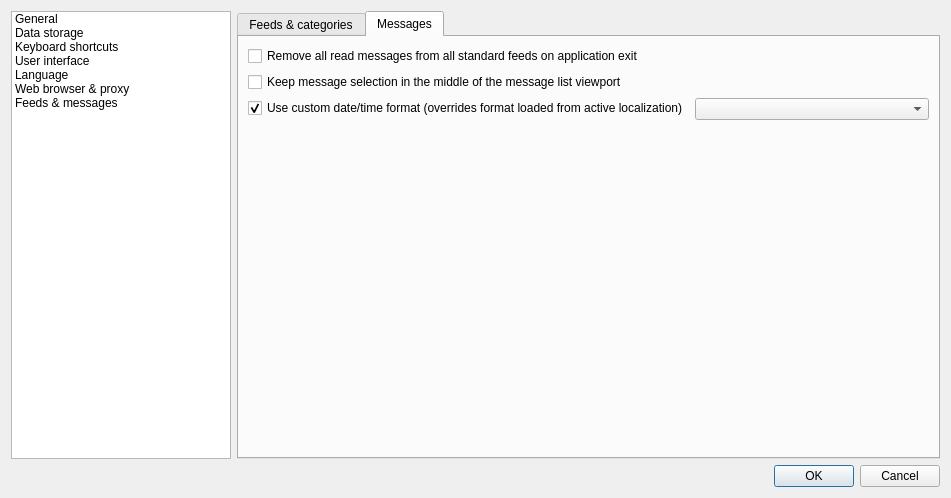
Qt form src/gui/formsettings.ui (martinrotter/rssguard) before a commit.
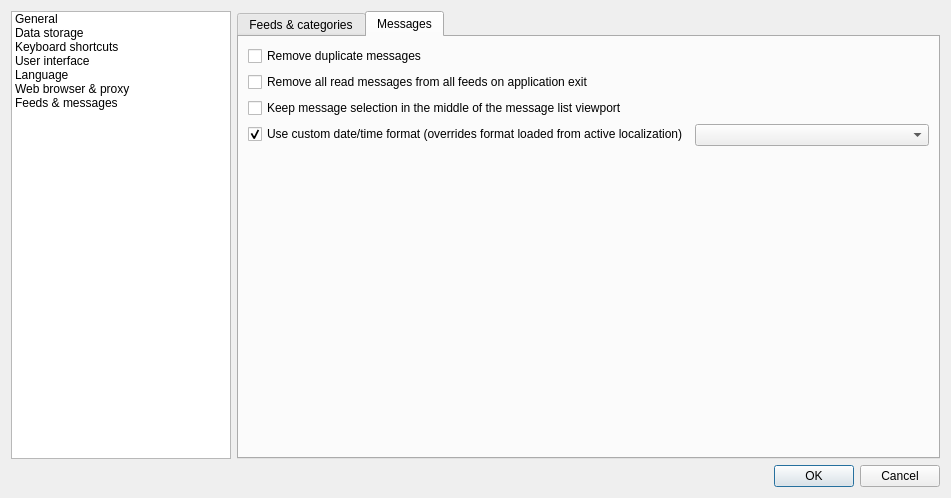
The same form after that commit. The open tabs and pages were chosen to show the change. Custom widgets are drawn as their Qt base class.

The edit to the form file:
```diff
--- a/src/gui/formsettings.ui
+++ b/src/gui/formsettings.ui
@@ -1269,21 +1269,21 @@
            <property name="fieldGrowthPolicy">
             <enum>QFormLayout::AllNonFixedFieldsGrow</enum>
            </property>
-           <item row="0" column="0">
+           <item row="1" column="0">
             <widget class="QCheckBox" name="m_checkRemoveReadMessagesOnExit">
              <property name="text">
-              <string>Remove all read messages from all standard feeds on application exit</string>
+              <string>Remove all read messages from all feeds on application exit</string>
              </property>
             </widget>
            </item>
-           <item row="1" column="0">
+           <item row="2" column="0">
             <widget class="QCheckBox" name="m_checkKeppMessagesInTheMiddle">
              <property name="text">
               <string>Keep message selection in the middle of the message list viewport</string>
              </property>
             </widget>
            </item>
-           <item row="2" column="0">
+           <item row="4" column="0">
             <widget class="QCheckBox" name="m_checkMessagesDateTimeFormat">
              <property name="text">
               <string>Use custom date/time format (overrides format loaded from active localization)</string>
@@ -1296,9 +1296,19 @@
              </property>
             </widget>
            </item>
-           <item row="2" column="1">
+           <item row="4" column="1">
             <widget class="QComboBox" name="m_cmbMessagesDateTimeFormat"/>
            </item>
+           <item row="0" column="0">
+            <widget class="QCheckBox" name="m_checkRemoveDuplicateMessages">
+             <property name="toolTip">
+              <string>When new message arrives from feed and duplicate exists, then its content is updated and new message is dropped.</string>
+             </property>
+             <property name="text">
+              <string>Remove duplicate messages</string>
+             </property>
+            </widget>
+           </item>
           </layout>
          </widget>
         </widget>
```
Left out of the diff: 12 changed lines with no effect on the pictures.
